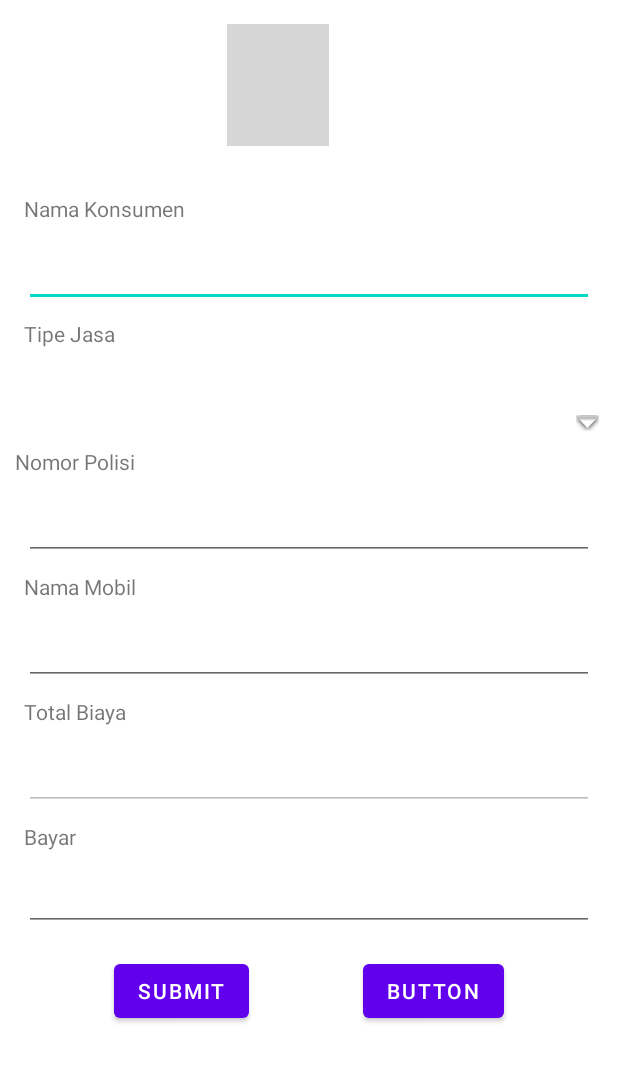
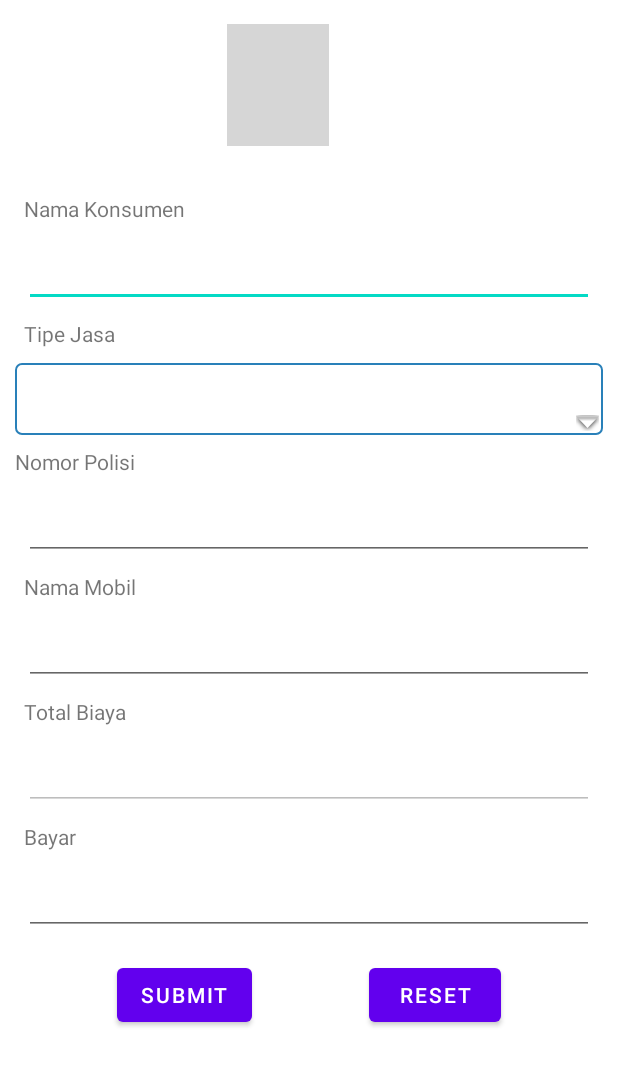
Before and after one commit to mrzf833/kotCarwash, an Android app: the layout activity_main.xml on its own in the app's theme, with its tools: preview values and no code run, on a phone screen of 412 x 824 dp. Shown: the top 1066 px of the screen. Run offline under Robolectric (Android 15) with nearby library versions, the phone set to English and light mode, and no system bars; grey boxes are pictures that could not be loaded.

Commit message:
perubahan border spinner

```diff
--- a/app/src/main/res/drawable/gradient_spinner.xml
+++ b/app/src/main/res/drawable/gradient_spinner.xml
@@ -5,7 +5,7 @@
         <item><shape>
 <!--            <gradient android:angle="90" android:endColor="#B3BBCC" android:startColor="#E8EBEF" android:type="linear" />-->
 
-            <stroke android:width="1dp" android:color="#fff" />
+            <stroke android:width="1dp" android:color="#2980b9" />
 
             <corners android:radius="4dp" />
 
--- a/app/src/main/res/layout/activity_main.xml
+++ b/app/src/main/res/layout/activity_main.xml
@@ -45,7 +45,8 @@
             android:minHeight="48dp"
             app:layout_constraintEnd_toEndOf="parent"
             app:layout_constraintStart_toStartOf="parent"
-            app:layout_constraintTop_toBottomOf="@+id/txt_nama_konsumen" />
+            app:layout_constraintTop_toBottomOf="@+id/txt_nama_konsumen"
+            android:autofillHints="" />
 
         <TextView
             android:id="@+id/txt_tipe_jasa"
@@ -93,7 +94,8 @@
             android:text=""
             app:layout_constraintEnd_toEndOf="parent"
             app:layout_constraintStart_toStartOf="parent"
-            app:layout_constraintTop_toBottomOf="@+id/textView3" />
+            app:layout_constraintTop_toBottomOf="@+id/textView3"
+            android:autofillHints="" />
 
         <TextView
             android:id="@+id/txt_nama_mobil"
@@ -117,7 +119,8 @@
             android:minHeight="48dp"
             app:layout_constraintEnd_toEndOf="parent"
             app:layout_constraintStart_toStartOf="parent"
-            app:layout_constraintTop_toBottomOf="@+id/txt_nama_mobil" />
+            app:layout_constraintTop_toBottomOf="@+id/txt_nama_mobil"
+            android:autofillHints="" />
 
         <TextView
             android:id="@+id/txt_total_biaya"
@@ -142,7 +145,8 @@
             android:minHeight="48dp"
             app:layout_constraintEnd_toEndOf="parent"
             app:layout_constraintStart_toStartOf="parent"
-            app:layout_constraintTop_toBottomOf="@+id/txt_total_biaya" />
+            app:layout_constraintTop_toBottomOf="@+id/txt_total_biaya"
+            android:autofillHints="" />
 
         <Button
             android:id="@+id/btn_submit"
@@ -228,8 +232,10 @@
             android:layout_marginStart="16dp"
             android:layout_marginTop="8dp"
             android:layout_marginEnd="16dp"
+            android:autofillHints=""
             android:ems="10"
-            android:inputType="textPersonName"
+            android:inputType="number"
+            android:minHeight="48dp"
             app:layout_constraintEnd_toEndOf="parent"
             app:layout_constraintStart_toStartOf="parent"
             app:layout_constraintTop_toBottomOf="@+id/txt_bayar" />
@@ -238,7 +244,7 @@
             android:id="@+id/btn_reset"
             android:layout_width="wrap_content"
             android:layout_height="wrap_content"
-            android:text="Button"
+            android:text="@string/btn_reset"
             app:layout_constraintBottom_toBottomOf="@+id/btn_submit"
             app:layout_constraintEnd_toEndOf="parent"
             app:layout_constraintHorizontal_bias="0.5"
--- a/app/src/main/res/values/strings.xml
+++ b/app/src/main/res/values/strings.xml
@@ -31,6 +31,7 @@
     <string name="reset_berhasil">Reset Berhasil</string>
     <string name="submit_berhasil">Submit Berhasil</string>
     <string name="nopol_invalid">Nomor Polisi Invalid</string>
+    <string name="btn_reset">Reset</string>
 
 
 
```
